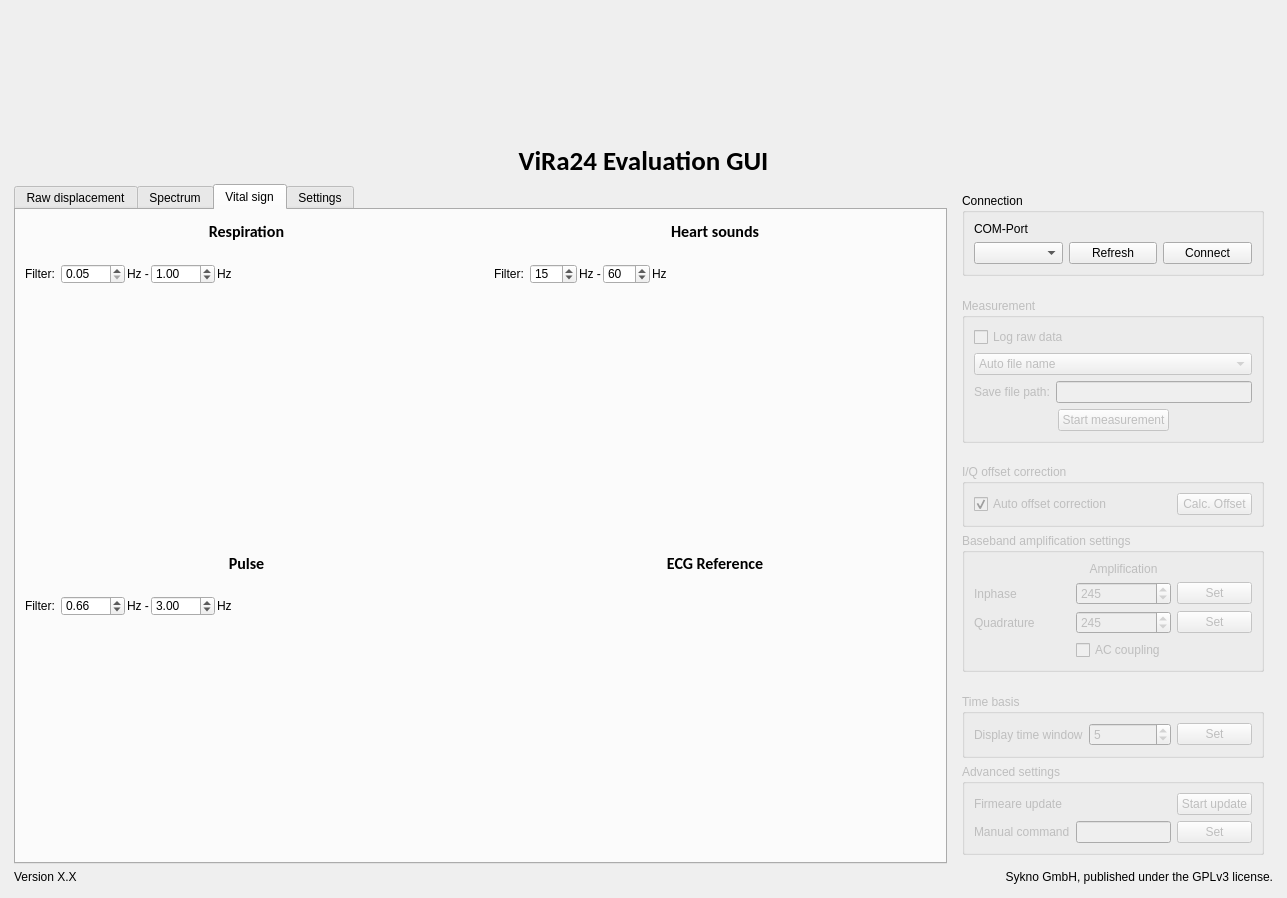
Qt form windows_project/resources/main_window.ui (SyknoGmbH/ViRa24_UI) before a commit.
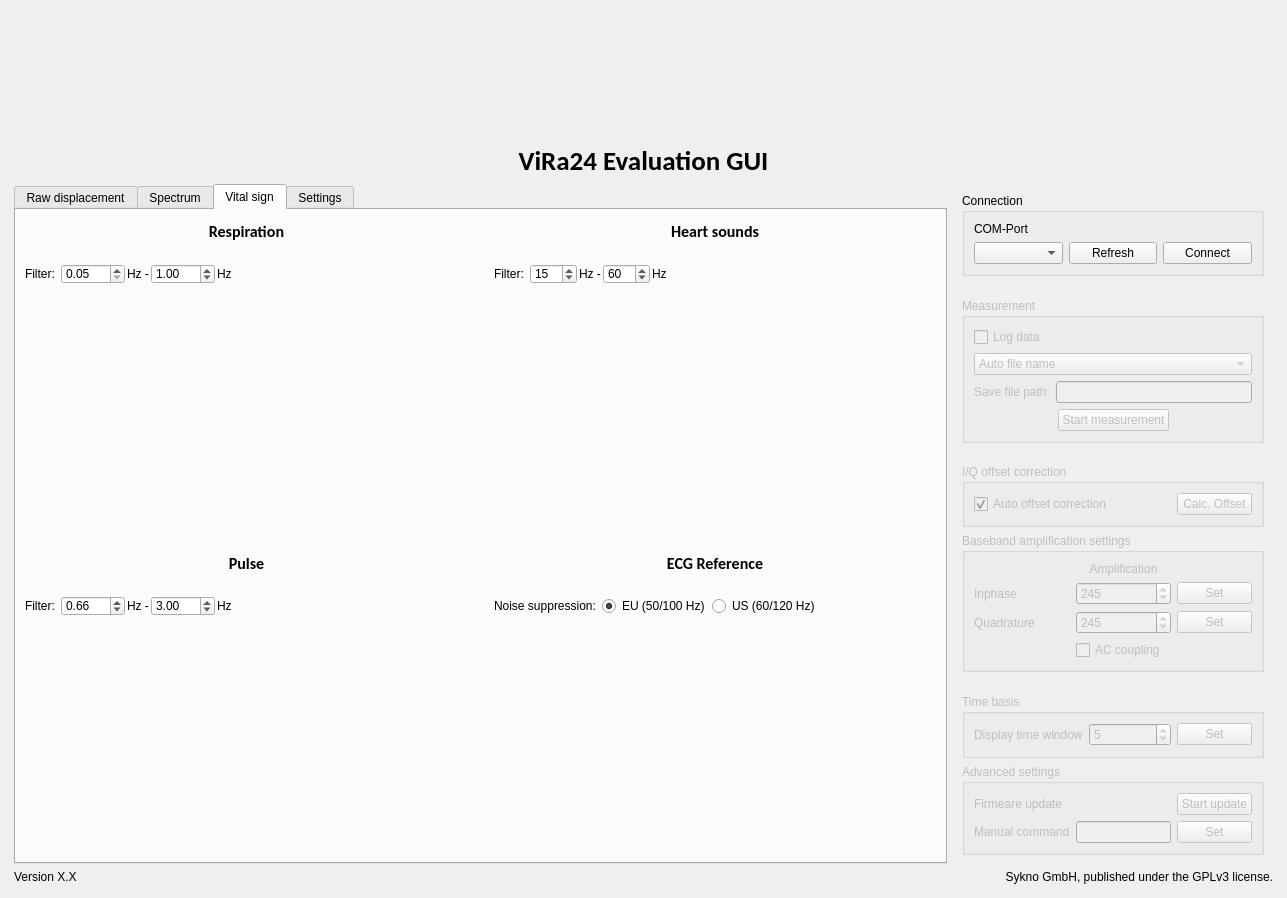
The same form after that commit. Icons and pictures are not drawn. Custom widgets are drawn as their Qt base class.

Diff of the .ui file:
```diff
--- a/windows_project/resources/main_window.ui
+++ b/windows_project/resources/main_window.ui
@@ -622,6 +622,56 @@
                 </property>
                </spacer>
               </item>
+              <item row="5" column="2">
+               <layout class="QHBoxLayout" name="horizontalLayout_16">
+                <property name="spacing">
+                 <number>2</number>
+                </property>
+                <item>
+                 <widget class="QLabel" name="label_29">
+                  <property name="maximumSize">
+                   <size>
+                    <width>16777215</width>
+                    <height>20</height>
+                   </size>
+                  </property>
+                  <property name="text">
+                   <string>Noise suppression: </string>
+                  </property>
+                 </widget>
+                </item>
+                <item>
+                 <widget class="QRadioButton" name="radio_fc_ecg_eu">
+                  <property name="text">
+                   <string>EU (50/100 Hz)</string>
+                  </property>
+                  <property name="checked">
+                   <bool>true</bool>
+                  </property>
+                 </widget>
+                </item>
+                <item>
+                 <widget class="QRadioButton" name="radio_fc_ecg_us">
+                  <property name="text">
+                   <string>US (60/120 Hz)</string>
+                  </property>
+                 </widget>
+                </item>
+                <item>
+                 <spacer name="horizontalSpacer_9">
+                  <property name="orientation">
+                   <enum>Qt::Horizontal</enum>
+                  </property>
+                  <property name="sizeHint" stdset="0">
+                   <size>
+                    <width>40</width>
+                    <height>20</height>
+                   </size>
+                  </property>
+                 </spacer>
+                </item>
+               </layout>
+              </item>
              </layout>
             </item>
            </layout>
@@ -670,8 +720,8 @@
             <rect>
              <x>0</x>
              <y>0</y>
-             <width>303</width>
-             <height>658</height>
+             <width>320</width>
+             <height>649</height>
             </rect>
            </property>
            <layout class="QVBoxLayout" name="verticalLayout_4">
@@ -696,7 +746,7 @@
                         <string>Enable data logging in external file</string>
                        </property>
                        <property name="text">
-                        <string>Log raw data</string>
+                        <string>Log data</string>
                        </property>
                       </widget>
                      </item>
```
Left out of the diff: 105 changed lines with no effect on the pictures.
